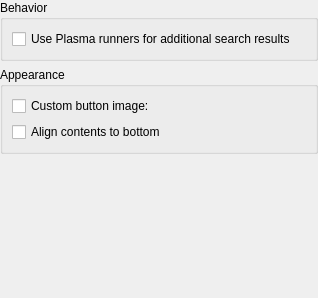
Above: kicker/package/contents/ui/config.ui from KDE/homerun before the change. Below: the same form after it.
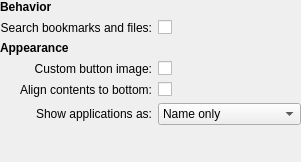
That is the form after the change. Custom widgets are drawn as their Qt base class.

Commit message:
Application name format options similar to the classic menu.
The applet config also uses a proper form layout now.

```diff
--- a/kicker/package/contents/ui/config.ui
+++ b/kicker/package/contents/ui/config.ui
@@ -6,70 +6,161 @@
    <rect>
     <x>0</x>
     <y>0</y>
-    <width>318</width>
-    <height>298</height>
+    <width>301</width>
+    <height>162</height>
    </rect>
   </property>
-  <layout class="QVBoxLayout" name="verticalLayout_2">
+  <layout class="QGridLayout" name="gridLayout">
    <property name="margin">
     <number>0</number>
    </property>
-   <item>
-    <widget class="QGroupBox" name="groupBox">
-     <property name="title">
+   <item row="0" column="0">
+    <widget class="QLabel" name="label_6">
+     <property name="font">
+      <font>
+       <weight>75</weight>
+       <bold>true</bold>
+      </font>
+     </property>
+     <property name="text">
       <string>Behavior</string>
      </property>
-     <property name="flat">
-      <bool>true</bool>
+    </widget>
+   </item>
+   <item row="1" column="0">
+    <widget class="QLabel" name="label_4">
+     <property name="text">
+      <string>Search bookmarks and files:</string>
      </property>
-     <layout class="QVBoxLayout" name="verticalLayout">
-      <item>
+     <property name="alignment">
+      <set>Qt::AlignRight|Qt::AlignTrailing|Qt::AlignVCenter</set>
+     </property>
+     <property name="buddy">
+      <cstring>kcfg_runnerSupport</cstring>
+     </property>
+    </widget>
+   </item>
+   <item row="1" column="1" colspan="2">
        <widget class="QCheckBox" name="kcfg_runnerSupport">
         <property name="whatsThis">
          <string>If this option is enabled, search may display additional columns with search results powered by certain Plasma runner plugins, such as &quot;Bookmarks&quot; and &quot;Desktop Search&quot;.</string>
         </property>
         <property name="text">
-         <string>Use Plasma runners for additional search results</string>
+      <string/>
         </property>
        </widget>
       </item>
-     </layout>
-    </widget>
-   </item>
-   <item>
-    <widget class="QGroupBox" name="groupBox_2">
-     <property name="title">
+   <item row="2" column="0">
+    <widget class="QLabel" name="label_5">
+     <property name="font">
+      <font>
+       <weight>75</weight>
+       <bold>true</bold>
+      </font>
+     </property>
+     <property name="text">
       <string>Appearance</string>
      </property>
-     <property name="flat">
-      <bool>true</bool>
-     </property>
-     <layout class="QGridLayout" name="gridLayout">
-      <item row="0" column="0">
-       <widget class="QCheckBox" name="kcfg_useCustomButtonImage">
+    </widget>
+   </item>
+   <item row="3" column="0">
+    <widget class="QLabel" name="label_2">
         <property name="text">
          <string>Custom button image:</string>
         </property>
-       </widget>
-      </item>
-      <item row="0" column="1">
+     <property name="alignment">
+      <set>Qt::AlignRight|Qt::AlignTrailing|Qt::AlignVCenter</set>
+     </property>
+     <property name="buddy">
+      <cstring>kcfg_useCustomButtonImage</cstring>
+     </property>
+    </widget>
+   </item>
+   <item row="3" column="1" colspan="2">
+    <layout class="QHBoxLayout" name="horizontalLayout">
+     <item>
+      <widget class="QCheckBox" name="kcfg_useCustomButtonImage">
+       <property name="text">
+        <string/>
+       </property>
+      </widget>
+     </item>
+     <item>
        <widget class="KUrlRequester" name="kcfg_buttonImage">
+       <property name="enabled">
+        <bool>false</bool>
+       </property>
         <property name="filter">
          <string>*.jpg *.png *.xpm *.gif *.webp</string>
         </property>
        </widget>
       </item>
-      <item row="1" column="0" colspan="2">
+    </layout>
+   </item>
+   <item row="4" column="0">
+    <widget class="QLabel" name="label_3">
+     <property name="text">
+      <string>Align contents to bottom:</string>
+     </property>
+     <property name="alignment">
+      <set>Qt::AlignRight|Qt::AlignTrailing|Qt::AlignVCenter</set>
+     </property>
+     <property name="buddy">
+      <cstring>kcfg_alignToBottom</cstring>
+     </property>
+    </widget>
+   </item>
+   <item row="4" column="1">
        <widget class="QCheckBox" name="kcfg_alignToBottom">
         <property name="text">
-         <string>Align contents to bottom</string>
+      <string/>
         </property>
        </widget>
       </item>
-     </layout>
+   <item row="5" column="0">
+    <widget class="QLabel" name="label">
+     <property name="text">
+      <string>Show applications as:</string>
+     </property>
+     <property name="alignment">
+      <set>Qt::AlignRight|Qt::AlignTrailing|Qt::AlignVCenter</set>
+     </property>
+     <property name="buddy">
+      <cstring>kcfg_nameFormat</cstring>
+     </property>
     </widget>
    </item>
+   <item row="5" column="1" colspan="2">
+    <widget class="QComboBox" name="kcfg_nameFormat">
+     <property name="sizePolicy">
+      <sizepolicy hsizetype="Preferred" vsizetype="Fixed">
+       <horstretch>0</horstretch>
+       <verstretch>0</verstretch>
+      </sizepolicy>
+     </property>
    <item>
+      <property name="text">
+       <string>Name only</string>
+      </property>
+     </item>
+     <item>
+      <property name="text">
+       <string>Description only</string>
+      </property>
+     </item>
+     <item>
+      <property name="text">
+       <string>Name (Description)</string>
+      </property>
+     </item>
+     <item>
+      <property name="text">
+       <string>Description (Name)</string>
+      </property>
+     </item>
+    </widget>
+   </item>
+   <item row="6" column="2">
     <spacer name="verticalSpacer">
      <property name="orientation">
       <enum>Qt::Vertical</enum>
```
Left out of the diff: 19 changed lines with no effect on the pictures. Lines whose indentation alone changed are shown as unchanged. The commit also changes 6 other files.
